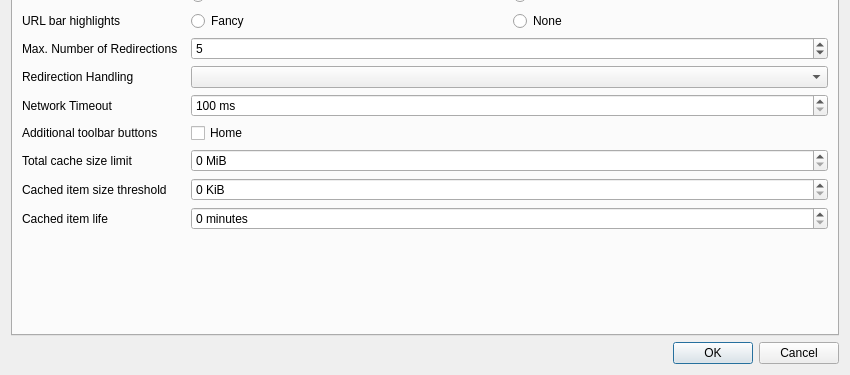
First picture: the form in src/dialogs/settingsdialog.ui, repository ikskuh/kristall, before the edit; both pictures show x 0 to 850 and y 275 to 650 of the 850 by 650 pixel window.
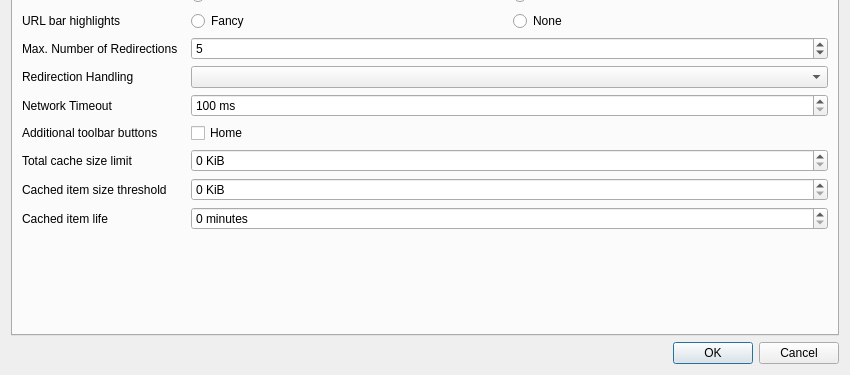
Second picture: the form after the edit. Icons and pictures are not drawn. Custom widgets are drawn as their Qt base class.

```diff
--- a/src/dialogs/settingsdialog.ui
+++ b/src/dialogs/settingsdialog.ui
@@ -385,13 +385,13 @@
        <item row="14" column="1">
         <widget class="QSpinBox" name="cache_limit">
          <property name="suffix">
-          <string> MiB</string>
+          <string> KiB</string>
          </property>
          <property name="minimum">
           <number>0</number>
          </property>
          <property name="maximum">
-          <number>4000</number>
+          <number>4000000</number>
          </property>
         </widget>
        </item>
```
